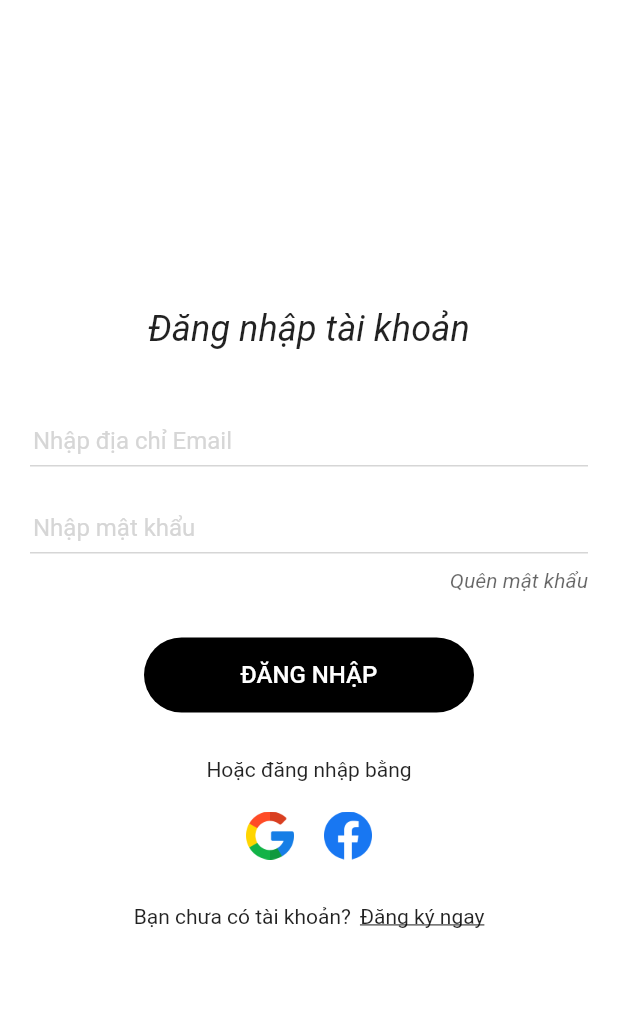
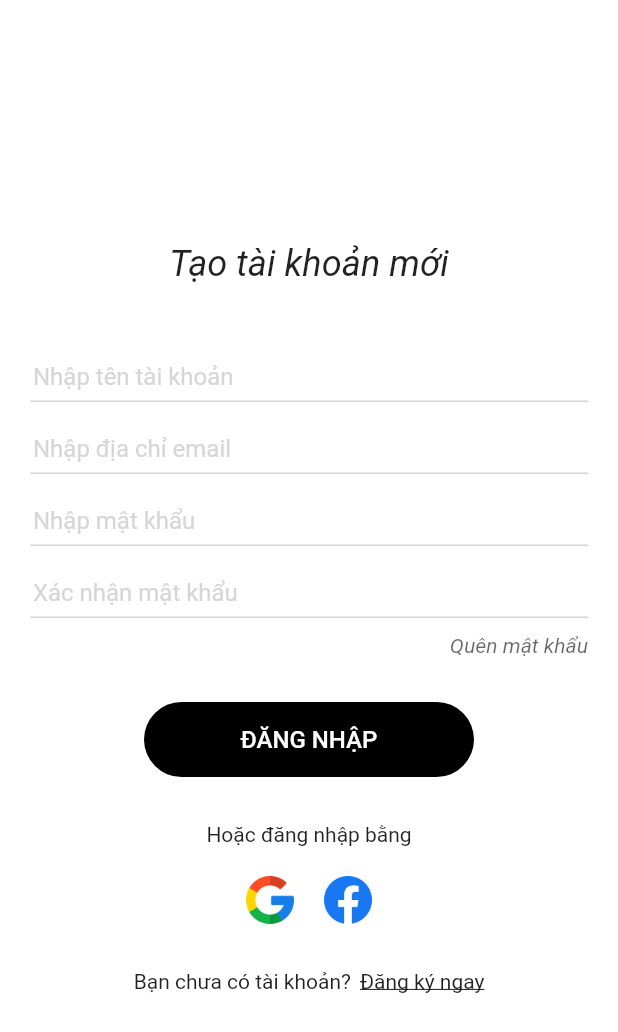
Before and after one commit to khangpham202/grocery_app, a Flutter app: the screen it shows after launch, after a tap on "Đăng ký ngay", on a phone screen of 412 x 824 dp. Shown: the top 1032 px of the screen. Run offline on Flutter 3.47's test engine with Material 2 defaults, Android fonts, the phone set to English and light mode, and no system bars; our stand-ins replace badges, cached_network_image, carousel_slider, flutter_snake_navigationbar, get, hive and 2 more; accounts and stored records are empty; network calls fail.

Commit message:
fix bug login, sign up screen

```diff
--- a/lib/view/sign_in/components/text_input_field.dart
+++ b/lib/components/text_input_field.dart
@@ -28,7 +28,7 @@ class _TextInputFieldState extends State<TextInputField> {
       ),
       cursorColor: Colors.blue[600],
       onTapOutside: (event) {
-        FocusScope.of(context).requestFocus(new FocusNode());
+        FocusScope.of(context).requestFocus(FocusNode());
       },
     );
   }
--- a/lib/route/app_page.dart
+++ b/lib/route/app_page.dart
@@ -2,6 +2,7 @@ import 'package:get/get.dart';
 import 'package:my_shopping_app/view/dashboard/dashboard_binding.dart';
 import 'package:my_shopping_app/view/dashboard/dashboard_screen.dart';
 import 'package:my_shopping_app/view/sign_in/sign_in_screen.dart';
+import 'package:my_shopping_app/view/sign_up/sign_up_screen.dart';
 
 import 'app_route.dart';
 
@@ -12,6 +13,7 @@ class AppPage {
       page: () => const DashboardScreen(),
       binding: DashboardBinding(),
     ),
-    GetPage(name: AppRoute.signIn, page: () => const SignInScreen())
+    GetPage(name: AppRoute.signIn, page: () => const SignInScreen()),
+    GetPage(name: AppRoute.signUp, page: () => const SignUpScreen()),
   ];
 }
--- a/lib/route/app_route.dart
+++ b/lib/route/app_route.dart
@@ -1,4 +1,5 @@
 class AppRoute {
   static const String dashboard = "/";
   static const String signIn = "/sign_in";
+  static const String signUp = "/sign_up";
 }
--- a/lib/view/sign_in/sign_in_screen.dart
+++ b/lib/view/sign_in/sign_in_screen.dart
@@ -1,8 +1,10 @@
 import 'package:flutter/material.dart';
+import 'package:get/get.dart';
 import 'package:my_shopping_app/components/custom_button.dart';
 import 'package:my_shopping_app/components/custom_login_fb_gg.dart';
+import 'package:my_shopping_app/route/app_route.dart';
 
-import 'components/text_input_field.dart';
+import '../../components/text_input_field.dart';
 
 class SignInScreen extends StatelessWidget {
   const SignInScreen({super.key});
@@ -54,12 +56,14 @@ class SignInScreen extends StatelessWidget {
                   const CustomLoginFbGg(title: 'Hoặc đăng nhập bằng'),
                   const SizedBox(height: 30),
                   Row(mainAxisAlignment: MainAxisAlignment.center, children: [
-                    Text('Bạn chưa có tài khoản?'),
+                    const Text('Bạn chưa có tài khoản?'),
                     Padding(
                       padding: const EdgeInsets.only(left: 6),
                       child: GestureDetector(
-                          onTap: () {},
-                          child: Text('Đăng ký ngay',
+                          onTap: () {
+                            Get.toNamed(AppRoute.signUp);
+                          },
+                          child: const Text('Đăng ký ngay',
                               style: TextStyle(
                                   decoration: TextDecoration.underline))),
                     )
--- /dev/null
+++ b/lib/view/sign_up/sign_up_screen.dart
@@ -0,0 +1,84 @@
+import 'package:flutter/material.dart';
+import 'package:my_shopping_app/components/custom_button.dart';
+import 'package:my_shopping_app/components/custom_login_fb_gg.dart';
+import 'package:my_shopping_app/components/text_input_field.dart';
+
+class SignUpScreen extends StatelessWidget {
+  const SignUpScreen({super.key});
+
+  @override
+  Widget build(BuildContext context) {
+    return Scaffold(
+      backgroundColor: Colors.white,
+      body: SafeArea(
+          child: Padding(
+              padding: const EdgeInsets.symmetric(horizontal: 20),
+              child: LayoutBuilder(builder:
+                  (BuildContext context, BoxConstraints viewportConstraints) {
+                return SingleChildScrollView(
+                  child: ConstrainedBox(
+                    constraints: BoxConstraints(
+                      minHeight: viewportConstraints.maxHeight,
+                    ),
+                    child: Column(
+                      mainAxisSize: MainAxisSize.min,
+                      mainAxisAlignment: MainAxisAlignment.center,
+                      children: [
+                        const Text('Tạo tài khoản mới',
+                            style: TextStyle(
+                                fontSize: 24, fontStyle: FontStyle.italic)),
+                        const SizedBox(height: 30),
+                        const TextInputField(hintText: 'Nhập tên tài khoản'),
+                        const TextInputField(hintText: 'Nhập địa chỉ email'),
+                        const TextInputField(
+                            hintText: 'Nhập mật khẩu',
+                            type: TextInputType.visiblePassword,
+                            isPassword: true),
+                        const TextInputField(
+                            hintText: 'Xác nhận mật khẩu',
+                            type: TextInputType.visiblePassword,
+                            isPassword: true),
+                        Padding(
+                          padding: const EdgeInsets.only(top: 10),
+                          child: Row(
+                            mainAxisAlignment: MainAxisAlignment.end,
+                            children: [
+                              Text('Quên mật khẩu',
+                                  style: TextStyle(
+                                      fontSize: 14,
+                                      fontStyle: FontStyle.italic,
+                                      color: const Color(0xff000000)
+                                          .withOpacity(0.6))),
+                            ],
+                          ),
+                        ),
+                        const SizedBox(height: 30),
+                        CustomButton(
+                          title: 'ĐĂNG NHẬP',
+                          onTap: () {},
+                        ),
+                        const SizedBox(height: 30),
+                        const CustomLoginFbGg(title: 'Hoặc đăng nhập bằng'),
+                        const SizedBox(height: 30),
+                        Row(
+                            mainAxisAlignment: MainAxisAlignment.center,
+                            children: [
+                              const Text('Bạn chưa có tài khoản?'),
+                              Padding(
+                                padding: const EdgeInsets.only(left: 6),
+                                child: GestureDetector(
+                                    onTap: () {},
+                                    child: const Text('Đăng ký ngay',
+                                        style: TextStyle(
+                                            decoration:
+                                                TextDecoration.underline))),
+                              )
+                            ])
+                      ],
+                    ),
+                  ),
+                );
+              }))),
+    );
+  }
+}
```
